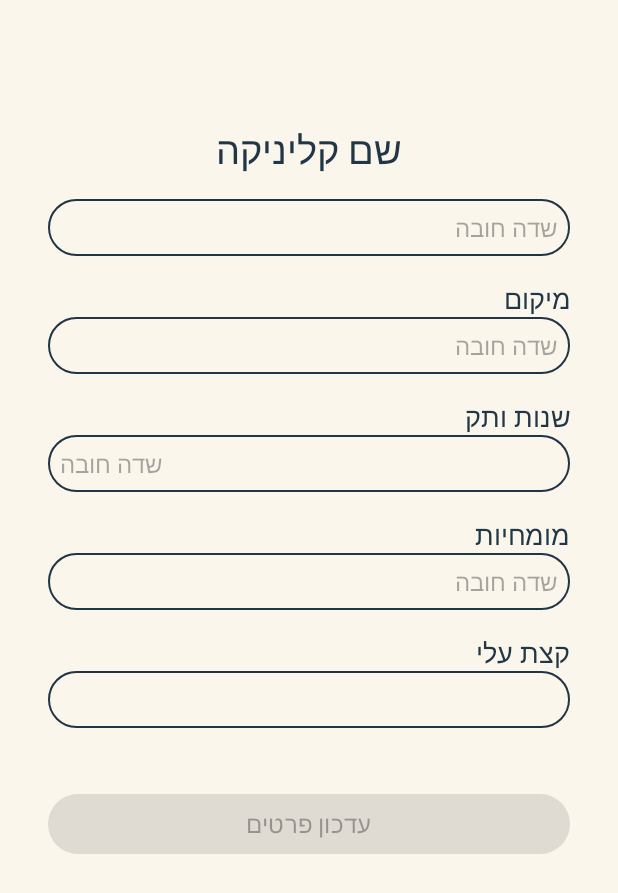
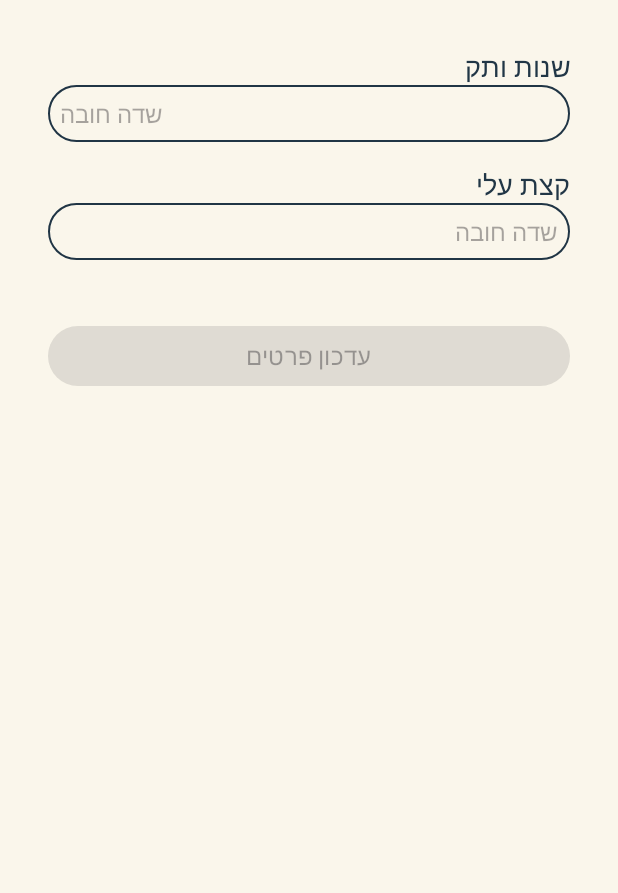
Before and after one commit to MyVet-app/MyVet, an Android app: the UpdateAboutMeVet screen opened directly, with no data from a screen before it, on a phone screen of 412 x 824 dp. Shown: the top 893 px of the screen. Run offline under Robolectric (Android 15) with nearby library versions, the phone set to English and light mode, and no system bars; our stand-ins replace Firebase (no records; nobody signed in at launch, a user with empty details on screens opened directly).

```diff
--- a/app/src/main/res/layout/activity_update_about_me_vet.xml
+++ b/app/src/main/res/layout/activity_update_about_me_vet.xml
@@ -11,46 +11,6 @@
         android:orientation="vertical"
         android:padding="16dp">
 
-        <TextView
-            android:layout_width="match_parent"
-            android:layout_height="wrap_content"
-            android:layout_marginTop="50dp"
-            android:layout_marginBottom="16dp"
-            android:gravity="center"
-            android:text="שם קליניקה"
-            android:textColor="#213646"
-            android:textSize="25sp" />
-
-        <EditText
-            android:id="@+id/ClinicName"
-            android:layout_width="match_parent"
-            android:layout_height="wrap_content"
-            android:layout_marginBottom="16dp"
-            android:background="@drawable/rounded_corner"
-            android:hint="שדה חובה"
-            android:importantForAutofill="no"
-            android:inputType="text"
-            android:padding="8dp"
-            android:textSize="16sp" />
-
-        <TextView
-            android:layout_width="match_parent"
-            android:layout_height="wrap_content"
-            android:text="מיקום"
-            android:textColor="#213646"
-            android:textSize="18sp" />
-
-        <EditText
-            android:id="@+id/ClinicLocation"
-            android:layout_width="match_parent"
-            android:layout_height="wrap_content"
-            android:layout_marginBottom="16dp"
-            android:background="@drawable/rounded_corner"
-            android:hint="שדה חובה"
-            android:importantForAutofill="no"
-            android:inputType="text"
-            android:padding="8dp"
-            android:textSize="16sp" />
 
         <TextView
             android:layout_width="match_parent"
@@ -75,25 +35,6 @@
         <TextView
             android:layout_width="match_parent"
             android:layout_height="wrap_content"
-            android:text="מומחיות"
-            android:textColor="#213646"
-            android:textSize="18sp" />
-
-        <EditText
-            android:id="@+id/Expertise"
-            android:layout_width="match_parent"
-            android:layout_height="wrap_content"
-            android:layout_marginBottom="16dp"
-            android:background="@drawable/rounded_corner"
-            android:hint="שדה חובה"
-            android:importantForAutofill="no"
-            android:inputType="text"
-            android:padding="8dp"
-            android:textSize="16sp" />
-
-        <TextView
-            android:layout_width="match_parent"
-            android:layout_height="wrap_content"
             android:text="קצת עלי"
             android:textColor="#213646"
             android:textSize="18sp" />
@@ -104,8 +45,9 @@
             android:layout_height="wrap_content"
             android:layout_marginBottom="16dp"
             android:background="@drawable/rounded_corner"
+            android:hint="שדה חובה"
             android:importantForAutofill="no"
-            android:inputType="number"
+            android:inputType="text"
             android:padding="8dp"
             android:textSize="16sp" />
 
```
Also changed, not shown: app/src/main/java/com/myvet/myvet/UpdateAboutMeVet.kt (+53 -37 lines).
